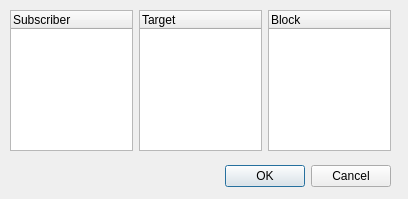
First picture: the form in ui/gui/add_subscriber.ui, repository TUB-Control/PaPI, before the edit.
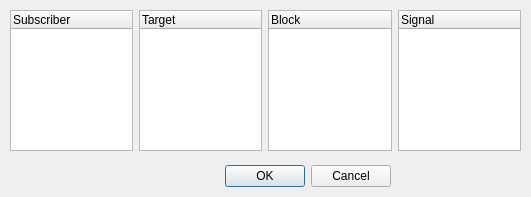
Second picture: the form after the edit.

What changed in the file:
```diff
--- a/ui/gui/add_subscriber.ui
+++ b/ui/gui/add_subscriber.ui
@@ -6,8 +6,8 @@
    <rect>
     <x>0</x>
     <y>0</y>
-    <width>408</width>
-    <height>199</height>
+    <width>531</width>
+    <height>197</height>
    </rect>
   </property>
   <property name="windowTitle">
@@ -34,7 +34,7 @@
     <rect>
      <x>10</x>
      <y>10</y>
-     <width>381</width>
+     <width>511</width>
      <height>141</height>
     </rect>
    </property>
@@ -66,6 +66,15 @@
       </column>
      </widget>
     </item>
+    <item>
+     <widget class="QTreeWidget" name="treeSignal">
+      <column>
+       <property name="text">
+        <string>Signal</string>
+       </property>
+      </column>
+     </widget>
+    </item>
    </layout>
   </widget>
  </widget>
```
